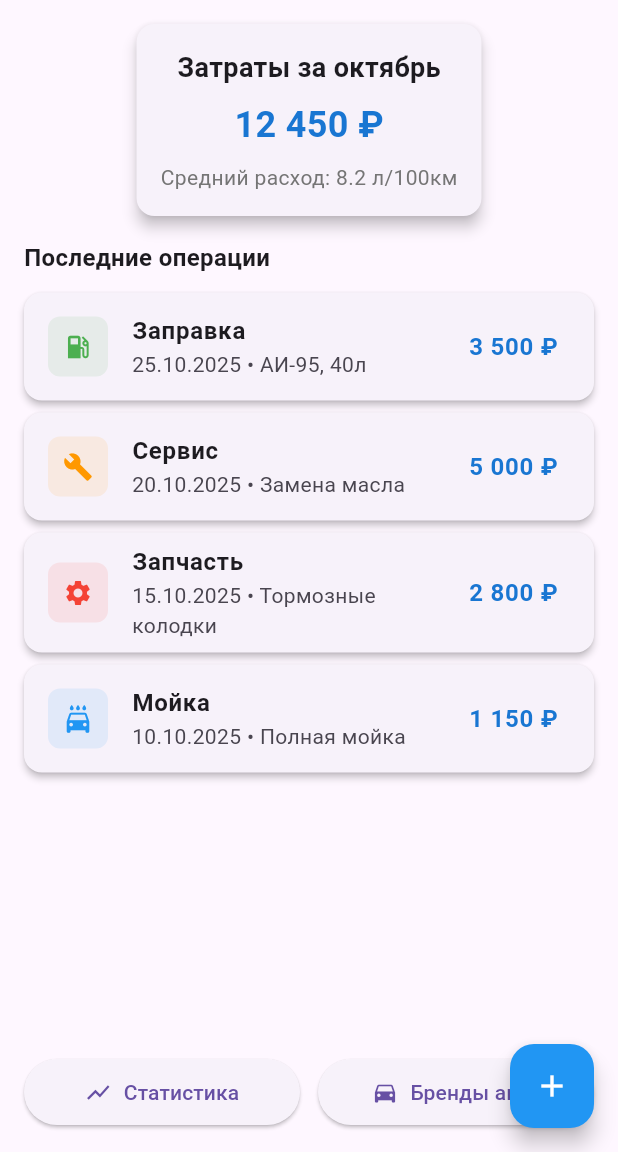
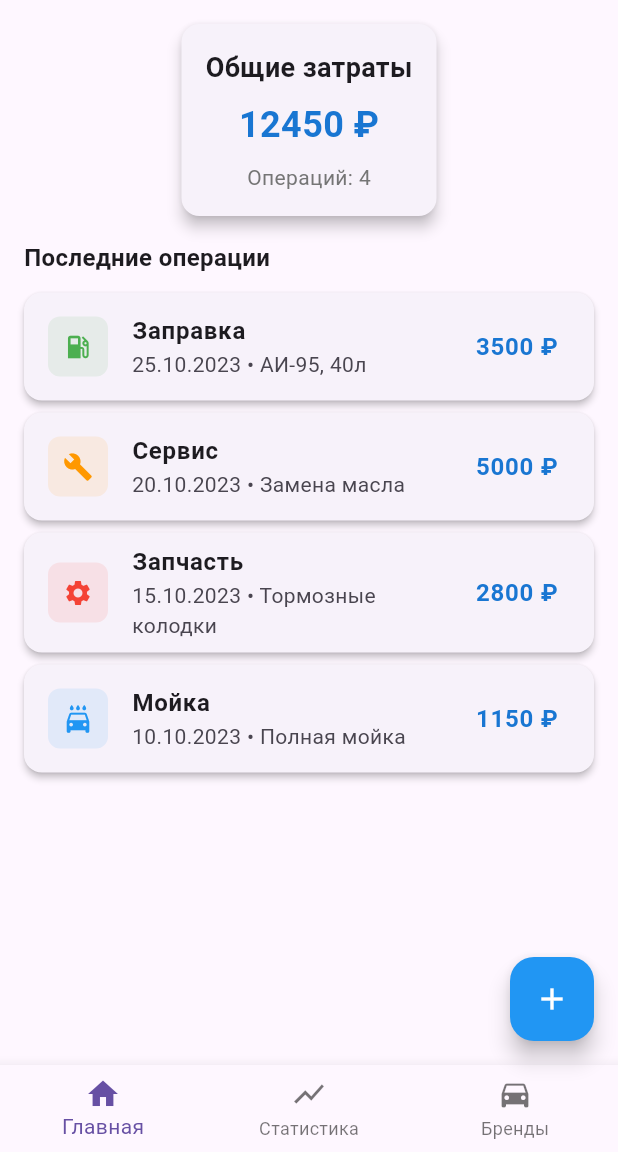
Before and after one commit to SashaGarmanov/flutter-labs, a Flutter app: the screen it shows after launch, on a phone screen of 412 x 824 dp, the part 84-1236 px from its top. Run offline on Flutter 3.47's test engine with Material 3 defaults, Android fonts, the light colour scheme and no system bars.

Commit message:
Лабораторная работа 5: Все файлы обновлены

```diff
--- a/lib/main.dart
+++ b/lib/main.dart
@@ -5,11 +5,11 @@ import 'screens/stats_screen.dart';
 import 'screens/brands_screen.dart';
 
 void main() {
-  runApp(const MainApp());
+  runApp(const MyApp());
 }
 
-class MainApp extends StatelessWidget {
-  const MainApp({super.key});
+class MyApp extends StatelessWidget {
+  const MyApp({super.key});
 
   @override
   Widget build(BuildContext context) {
@@ -19,7 +19,8 @@ class MainApp extends StatelessWidget {
         primarySwatch: Colors.blue,
         visualDensity: VisualDensity.adaptivePlatformDensity,
       ),
-      home: const HomeScreen(), // Главный экран как точка входа
+      home: const HomeScreen(),
+      // Убираем routes, так как используем Navigator.push
     );
   }
 }
--- a/lib/screens/home_screen.dart
+++ b/lib/screens/home_screen.dart
@@ -2,9 +2,58 @@ import 'package:flutter/material.dart';
 import 'add_record_screen.dart';
 import 'stats_screen.dart';
 import 'brands_screen.dart';
+import '../models/operation.dart';
 
-class HomeScreen extends StatelessWidget {
+class HomeScreen extends StatefulWidget {
   const HomeScreen({super.key});
+
+  @override
+  State<HomeScreen> createState() => _HomeScreenState();
+}
+
+class _HomeScreenState extends State<HomeScreen> {
+  int _currentIndex = 0;
+  final List<Operation> _operations = [
+    Operation(
+      id: '1',
+      type: 'Заправка',
+      amount: 3500,
+      comment: 'АИ-95, 40л',
+      date: DateTime(2023, 10, 25),
+      mileage: 150000,
+      liters: 40,
+    ),
+    Operation(
+      id: '2',
+      type: 'Сервис',
+      amount: 5000,
+      comment: 'Замена масла',
+      date: DateTime(2023, 10, 20),
+      mileage: 149800,
+    ),
+    Operation(
+      id: '3',
+      type: 'Запчасть',
+      amount: 2800,
+      comment: 'Тормозные колодки',
+      date: DateTime(2023, 10, 15),
+      mileage: 149500,
+    ),
+    Operation(
+      id: '4',
+      type: 'Мойка',
+      amount: 1150,
+      comment: 'Полная мойка',
+      date: DateTime(2023, 10, 10),
+      mileage: 149200,
+    ),
+  ];
+
+  void _addOperation(Operation operation) {
+    setState(() {
+      _operations.insert(0, operation);
+    });
+  }
 
   @override
   Widget build(BuildContext context) {
@@ -14,32 +63,76 @@ class HomeScreen extends StatelessWidget {
         backgroundColor: Colors.blue,
         foregroundColor: Colors.white,
       ),
-      body: Column(
-        children: [
-          // Краткая сводка
-          _buildSummaryCard(),
-
-          // Список последних операций
-          _buildRecentOperations(),
-
-          // Кнопки навигации
-          _buildNavigationButtons(context),
-        ],
-      ),
-      floatingActionButton: FloatingActionButton(
-        onPressed: () {
-          Navigator.push(
+      body: _buildCurrentScreen(),
+      floatingActionButton: _currentIndex == 0 ? FloatingActionButton(
+        onPressed: () async {
+          final result = await Navigator.push(
             context,
-            MaterialPageRoute(builder: (context) => const AddRecordScreen()),
+            MaterialPageRoute(
+              builder: (context) => AddRecordScreen(),
+            ),
           );
+          if (result != null) {
+            _addOperation(result);
+          }
         },
         backgroundColor: Colors.blue,
         child: const Icon(Icons.add, color: Colors.white),
+      ) : null,
+      bottomNavigationBar: BottomNavigationBar(
+        currentIndex: _currentIndex,
+        onTap: (index) {
+          setState(() {
+            _currentIndex = index;
+          });
+        },
+        items: const [
+          BottomNavigationBarItem(
+            icon: Icon(Icons.home),
+            label: 'Главная',
+          ),
+          BottomNavigationBarItem(
+            icon: Icon(Icons.show_chart),
+            label: 'Статистика',
+          ),
+          BottomNavigationBarItem(
+            icon: Icon(Icons.directions_car),
+            label: 'Бренды',
+          ),
+        ],
       ),
     );
   }
 
+  Widget _buildCurrentScreen() {
+    switch (_currentIndex) {
+      case 0:
+        return _buildHomeContent();
+      case 1:
+        return StatsScreen(operations: _operations);
+      case 2:
+        return const BrandsScreen();
+      default:
+        return _buildHomeContent();
+    }
+  }
+
+  Widget _buildHomeContent() {
+    return Column(
+      children: [
+        _buildSummaryCard(),
+        _buildRecentOperations(),
+      ],
+    );
+  }
+
+  int _calculateTotal() {
+    return _operations.fold(0, (sum, operation) => sum + operation.amount);
+  }
+
   Widget _buildSummaryCard() {
+    final total = _calculateTotal();
+
     return Card(
       margin: const EdgeInsets.all(16),
       elevation: 4,
@@ -48,7 +141,7 @@ class HomeScreen extends StatelessWidget {
         child: Column(
           children: [
             const Text(
-              'Затраты за октябрь',
+              'Общие затраты',
               style: TextStyle(
                 fontSize: 18,
                 fontWeight: FontWeight.bold,
@@ -56,7 +149,7 @@ class HomeScreen extends StatelessWidget {
             ),
             const SizedBox(height: 8),
             Text(
-              '12 450 ₽',
+              '$total ₽',
               style: TextStyle(
                 fontSize: 24,
                 fontWeight: FontWeight.bold,
@@ -65,7 +158,7 @@ class HomeScreen extends StatelessWidget {
             ),
             const SizedBox(height: 8),
             Text(
-              'Средний расход: 8.2 л/100км',
+              'Операций: ${_operations.length}',
               style: TextStyle(
                 fontSize: 14,
                 color: Colors.grey[600],
@@ -93,33 +186,17 @@ class HomeScreen extends StatelessWidget {
             ),
             const SizedBox(height: 8),
             Expanded(
-              child: ListView(
-                children: const [
-                  _OperationItem(
-                    date: '25.10.2025',
-                    type: 'Заправка',
-                    amount: '3 500 ₽',
-                    comment: 'АИ-95, 40л',
-                  ),
-                  _OperationItem(
-                    date: '20.10.2025',
-                    type: 'Сервис',
-                    amount: '5 000 ₽',
-                    comment: 'Замена масла',
-                  ),
-                  _OperationItem(
-                    date: '15.10.2025',
-                    type: 'Запчасть',
-                    amount: '2 800 ₽',
-                    comment: 'Тормозные колодки',
-                  ),
-                  _OperationItem(
-                    date: '10.10.2025',
-                    type: 'Мойка',
-                    amount: '1 150 ₽',
-                    comment: 'Полная мойка',
-                  ),
-                ],
+              child: ListView.builder(
+                itemCount: _operations.length,
+                itemBuilder: (context, index) {
+                  final operation = _operations[index];
+                  return _OperationItem(
+                    date: '${operation.date.day}.${operation.date.month}.${operation.date.year}',
+                    type: operation.type,
+                    amount: '${operation.amount} ₽',
+                    comment: operation.comment,
+                  );
+                },
               ),
             ),
           ],
@@ -127,48 +204,8 @@ class HomeScreen extends StatelessWidget {
       ),
     );
   }
+}
 
-  Widget _buildNavigationButtons(BuildContext context) {
-    return Padding(
-      padding: const EdgeInsets.all(16),
-      child: Row(
-        children: [
-          Expanded(
-            child: ElevatedButton.icon(
-              onPressed: () {
-                Navigator.push(
-                  context,
-                  MaterialPageRoute(builder: (context) => const StatsScreen()),
-                );
-              },
-              icon: const Icon(Icons.show_chart),
-              label: const Text('Статистика'),
-              style: ElevatedButton.styleFrom(
-                padding: const EdgeInsets.symmetric(vertical: 12),
-              ),
-            ),
-          ),
-          const SizedBox(width: 12),
-          Expanded(
-            child: ElevatedButton.icon(
-              onPressed: () {
-                Navigator.push(
-                  context,
-                  MaterialPageRoute(builder: (context) => const BrandsScreen()),
-                );
-              },
-              icon: const Icon(Icons.directions_car),
-              label: const Text('Бренды авто'),
-              style: ElevatedButton.styleFrom(
-                padding: const EdgeInsets.symmetric(vertical: 12),
-              ),
-            ),
-          ),
-        ],
-      ),
-    );
-  }
-}
 
 class _OperationItem extends StatelessWidget {
   final String date;
```
Also changed, not shown: lib/screens/add_record_screen.dart (+55 -44 lines), lib/screens/brands_screen.dart (+8 -23 lines), lib/screens/stats_screen.dart (+91 -104 lines), 1 other file.
